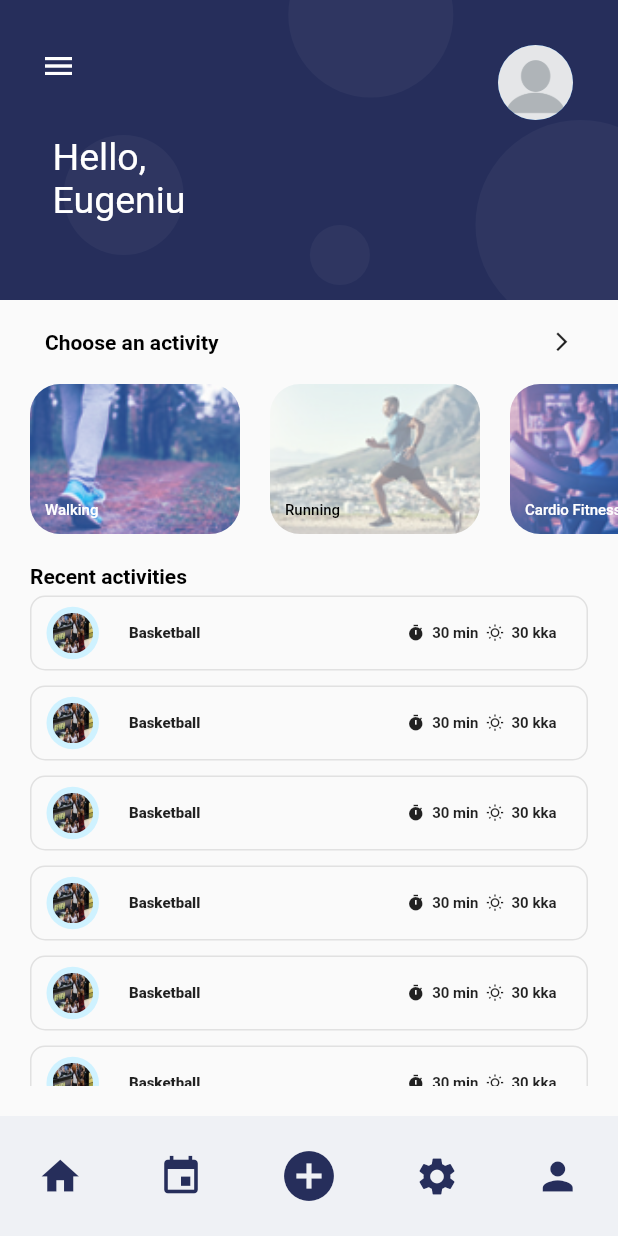
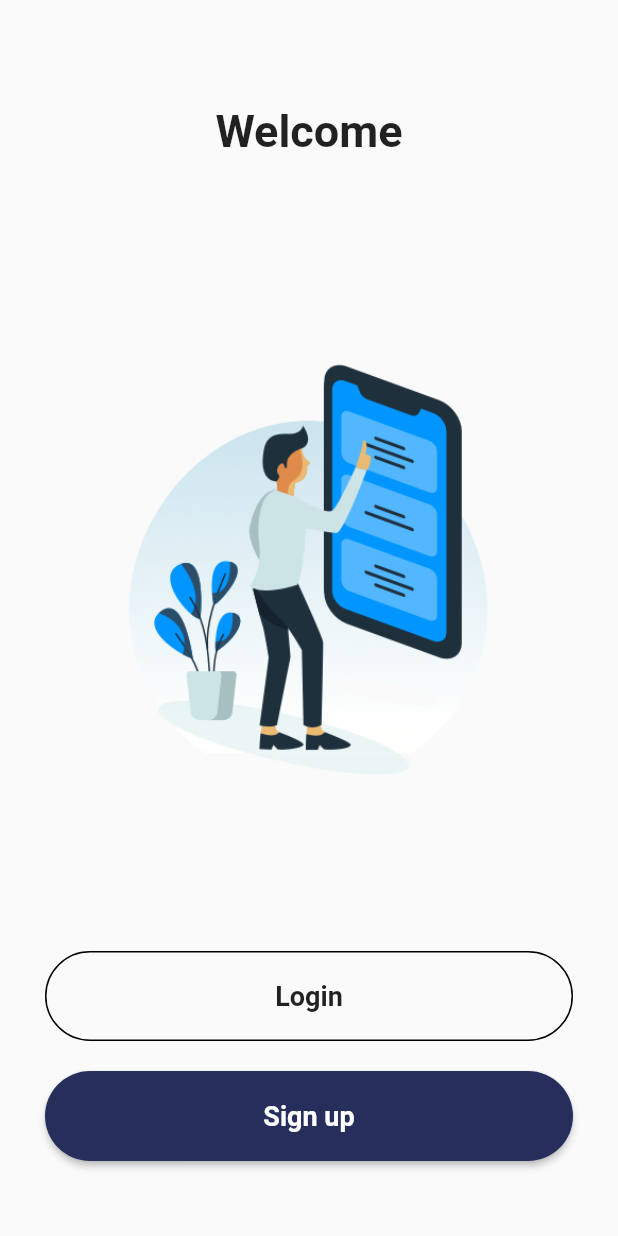
Before and after one commit to eugencic/tracking-app, a Flutter app: the screen it shows after launch, on a phone screen of 412 x 824 dp. Run offline on Flutter 3.47's test engine with Material 2 defaults, Android fonts, the phone set to English and light mode, and no system bars; our stand-ins replace firebase_auth, firebase_core, fluttertoast; accounts and stored records are empty.

Commit message:
Connect Firebase and add welcome, login and signup pages

```diff
--- /dev/null
+++ b/lib/constants.dart
@@ -0,0 +1,4 @@
+import 'package:flutter/material.dart';
+
+const kPrimaryColor = Color(0xFF6F35A5);
+const kPrimaryLightColor = Color(0xFFF1E6FF);
--- a/lib/main.dart
+++ b/lib/main.dart
@@ -1,10 +1,27 @@
+import 'package:firebase_auth/firebase_auth.dart';
 import 'package:flutter/material.dart';
 import 'package:flutter/services.dart';
+import 'package:provider/provider.dart';
 import 'package:tracking_app/pages/activity_history/activity_history.dart';
 import 'package:tracking_app/pages/home/home.dart';
+import 'package:firebase_core/firebase_core.dart';
+import 'package:tracking_app/services/auth_service.dart';
+import 'package:tracking_app/wrapper.dart';
+import 'package:tracking_app/pages/signup.dart';
+import 'package:tracking_app/pages/login.dart';
+import 'package:tracking_app/pages/welcome.dart';
 
-void main() {
+void main() async{
   WidgetsFlutterBinding.ensureInitialized();
+  await Firebase.initializeApp();
+  bool userLoggedIn;
+  if(FirebaseAuth.instance.currentUser?.uid == null) {
+    userLoggedIn = false;
+  } else {
+    userLoggedIn = true;
+  }
+
+
   SystemChrome.setEnabledSystemUIMode(SystemUiMode.immersive);
   runApp(const MyApp());
 }
@@ -14,7 +31,13 @@ class MyApp extends StatelessWidget {
 
   @override
   Widget build(BuildContext context) {
-    return MaterialApp(
+    return MultiProvider(
+      providers:[
+        Provider<AuthService>(
+          create: (_) => AuthService(),
+        ),
+      ],
+      child: MaterialApp(
         title: 'Tracking App',
         theme: ThemeData(
           fontFamily: 'Roboto',
@@ -30,9 +53,13 @@ class MyApp extends StatelessWidget {
         routes: {
           '/home': (context) => Home(),
           '/activity_history': (context) => ActivityHistory(),
+          '/welcome': (context) => WelcomePage(),
+          '/signup': (context) => SignupPage(),
         },
-      initialRoute: '/home',
-      home: ActivityHistory(),
+        //initialRoute: 'wrapper',
+        //home: Wrapper(),
+        home: WelcomePage(),
+      ),
     );
   }
 }
--- a/lib/models/type_of_activity.dart
+++ b/lib/models/type_of_activity.dart
@@ -18,13 +18,13 @@ class TypeOfActivity {
 }
 
 final List<TypeOfActivity> activities = [
-  TypeOfActivity(image: AssetImage('assets/walking.jpg'), name: 'Walking', type: ActivityType.first),
-  TypeOfActivity(image: AssetImage('assets/running.jpg'), name: 'Running', type: ActivityType.second),
-  TypeOfActivity(image: AssetImage('assets/cardio_fitness.jpg'), name: 'Cardio Fitness', type: ActivityType.first),
-  TypeOfActivity(image: AssetImage('assets/workout.jpg'), name: 'Workout', type: ActivityType.second),
-  TypeOfActivity(image: AssetImage('assets/weightlifting.jpg'), name: 'Weightlifting', type: ActivityType.first),
-  TypeOfActivity(image: AssetImage('assets/cycling.jpg'), name: 'Cycling', type: ActivityType.second),
-  TypeOfActivity(image: AssetImage('assets/swimming.jpg'), name: 'Swimming', type: ActivityType.first),
-  TypeOfActivity(image: AssetImage('assets/basketball.jpg'), name: 'Basketball', type: ActivityType.second),
-  TypeOfActivity(image: AssetImage('assets/stair_climbing.jpg'), name: 'Stair Climbing', type: ActivityType.first),
+  TypeOfActivity(image: AssetImage('assets/images/walking.jpg'), name: 'Walking', type: ActivityType.first),
+  TypeOfActivity(image: AssetImage('assets/images/running.jpg'), name: 'Running', type: ActivityType.second),
+  TypeOfActivity(image: AssetImage('assets/images/cardio_fitness.jpg'), name: 'Cardio Fitness', type: ActivityType.first),
+  TypeOfActivity(image: AssetImage('assets/images/workout.jpg'), name: 'Workout', type: ActivityType.second),
+  TypeOfActivity(image: AssetImage('assets/images/weightlifting.jpg'), name: 'Weightlifting', type: ActivityType.first),
+  TypeOfActivity(image: AssetImage('assets/images/cycling.jpg'), name: 'Cycling', type: ActivityType.second),
+  TypeOfActivity(image: AssetImage('assets/images/swimming.jpg'), name: 'Swimming', type: ActivityType.first),
+  TypeOfActivity(image: AssetImage('assets/images/basketball.jpg'), name: 'Basketball', type: ActivityType.second),
+  TypeOfActivity(image: AssetImage('assets/images/stair_climbing.jpg'), name: 'Stair Climbing', type: ActivityType.first),
 ];
--- /dev/null
+++ b/lib/models/user.dart
@@ -0,0 +1,6 @@
+class User{
+  final String uid;
+  final String? email;
+
+  User(this.uid,this.email);
+}
--- a/lib/pages/activity_history/widgets/dates.dart
+++ b/lib/pages/activity_history/widgets/dates.dart
@@ -46,8 +46,8 @@ class DateBox extends StatelessWidget {
         gradient: active
             ? LinearGradient(
             colors: const [
-              Color(0xff92e2ff),
-              Color(0xff1ebdf8),
+              Colors.indigoAccent,
+              Colors.indigo,
             ],
           begin: Alignment.topCenter,
         ): null,
--- a/lib/pages/activity_history/widgets/graph.dart
+++ b/lib/pages/activity_history/widgets/graph.dart
@@ -132,7 +132,7 @@ class GraphPainter extends CustomPainter {
     }
 
     Paint linePaint = Paint()
-      ..color = Color(0xff30c3f9)
+      ..color = Colors.indigoAccent
       ..style = PaintingStyle.stroke
       ..strokeWidth = 3.0;
 
@@ -147,7 +147,7 @@ class GraphPainter extends CustomPainter {
           Offset(size.width / 2, 0),
           Offset(size.width / 2, size.height),
           [
-            Color(0xff30c3f9),
+            Colors.indigoAccent,
             Colors.white,
           ],
       )
@@ -159,7 +159,7 @@ class GraphPainter extends CustomPainter {
       ..strokeWidth = 8;
 
     Paint dotCenter = Paint()
-      ..color = Color(0xff30c3f9)
+      ..color = Colors.indigoAccent
       ..strokeWidth = 8;
 
     Path linePath = Path();
--- /dev/null
+++ b/lib/pages/welcome.dart
@@ -0,0 +1,96 @@
+import 'package:flutter/material.dart';
+import 'package:tracking_app/pages/login.dart';
+import 'package:tracking_app/pages/signup.dart';
+
+class WelcomePage extends StatelessWidget {
+  const WelcomePage({Key? key}) : super(key: key);
+
+  @override
+  Widget build(BuildContext context) {
+    return Scaffold(
+      body: SafeArea(
+        child: Container(
+          width: double.infinity,
+          height: MediaQuery.of(context).size.height,
+          padding: EdgeInsets.symmetric(horizontal: 30, vertical: 50),
+          child: Column(
+            mainAxisAlignment: MainAxisAlignment.spaceBetween,
+            crossAxisAlignment: CrossAxisAlignment.center,
+            children: <Widget>[
+              Column(
+                children: const <Widget>[
+                  SizedBox(
+                    height: 20,
+                  ),
+                  Text(
+                    "Welcome",
+                    style: TextStyle(
+                      fontWeight: FontWeight.bold,
+                      fontSize: 30,
+                    ),
+                  ),
+                  SizedBox(
+                    height: 20,
+                  ),
+                ],
+              ),
+              Container(
+                height: MediaQuery.of(context).size.height / 3,
+                decoration: BoxDecoration(
+                  image: DecorationImage(
+                    image: AssetImage("assets/welcome.png")
+                  )
+                ),
+              ),
+              Column(
+                children: <Widget>[
+                  MaterialButton(
+                    minWidth: double.infinity,
+                    height: 60,
+                    onPressed: () {
+                      Navigator.push(context, MaterialPageRoute(builder: (context) => LoginPage()));
+                    },
+                    shape: RoundedRectangleBorder(
+                      side: BorderSide(
+                        color: Colors.black
+                      ),
+                      borderRadius: BorderRadius.circular(50)
+                    ),
+                    child: Text(
+                      "Login",
+                      style: TextStyle(
+                        fontWeight: FontWeight.w600,
+                        fontSize: 18
+                      ),
+                    ),
+                  ),
+                  // creating the signup button
+                  SizedBox(height:20),
+                  MaterialButton(
+                    minWidth: double.infinity,
+                    height: 60,
+                    onPressed: () {
+                      Navigator.push(context, MaterialPageRoute(builder: (context) => SignupPage()));
+                    },
+                    color: Color(0xff262e5b),
+                    shape: RoundedRectangleBorder(
+                      borderRadius: BorderRadius.circular(50)
+                    ),
+                    child: Text(
+                      "Sign up",
+                      style: TextStyle(
+                        color: Colors.white,
+                        fontWeight: FontWeight.w600,
+                        fontSize: 18
+                      ),
+                    ),
+                  )
+                ],
+              )
+            ],
+          ),
+        ),
+      ),
+    );
+  }
+}
```
Also changed, not shown: lib/pages/login.dart (added, +161 -0 lines), lib/pages/signup.dart (added, +141 -0 lines), lib/services/auth_service.dart (added, +60 -0 lines), lib/wrapper.dart (added, +31 -0 lines), pubspec.yaml (+10 -0 lines), assets/login.png (added), assets/welcome.png (added), lib/firebase_options.dart (added), pubspec.lock, 4 other files. Lines whose indentation alone changed are shown as unchanged.
